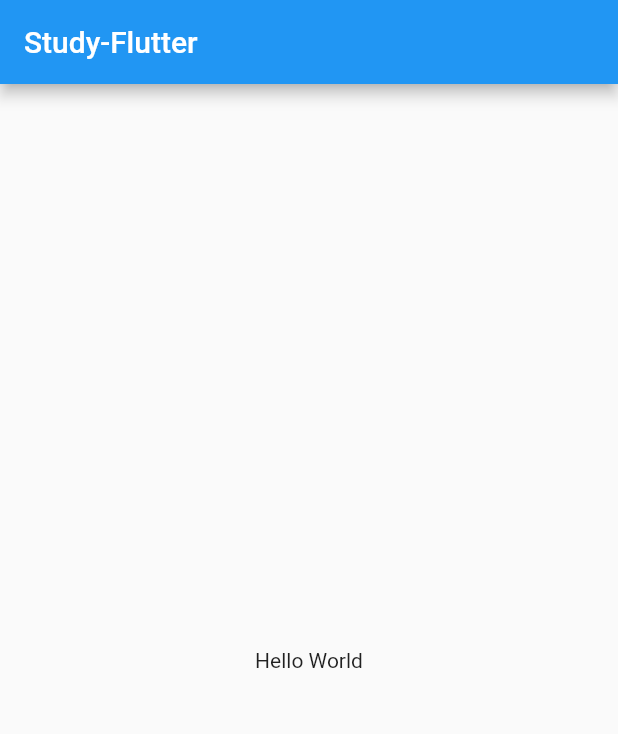
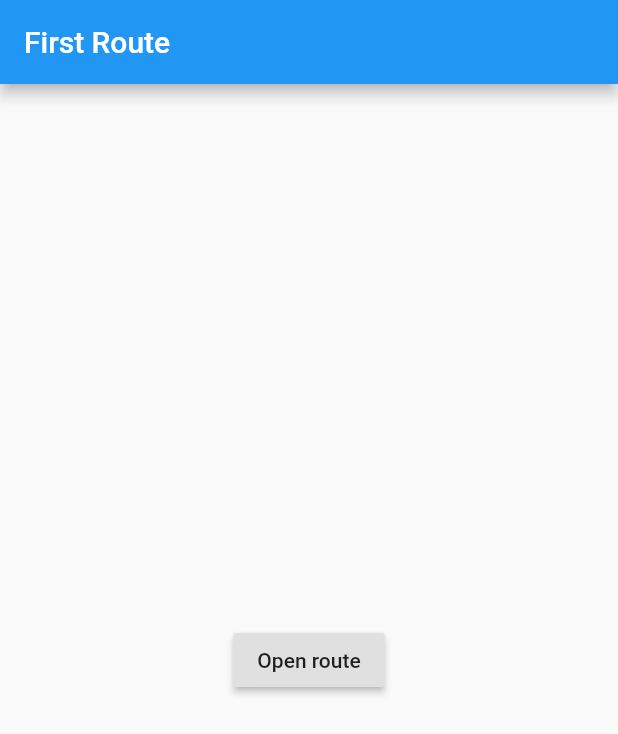
Before and after one commit to hwJames/Study-Flutter, a Flutter app: the screen it shows after launch, on a phone screen of 412 x 824 dp. Shown: the top 734 px of the screen. Run offline on Flutter 3.47's test engine with Material 2 defaults, Android fonts, the phone set to English and light mode, and no system bars.

Commit message:
route 적용

```diff
--- a/lib/main.dart
+++ b/lib/main.dart
@@ -1,22 +1,49 @@
 import 'package:flutter/material.dart';
 
 void main() {
-  runApp(MyApp());
+  runApp(MaterialApp(
+    title: 'Navigation Basics',
+    home: FirstRoute(),
+  ));
 }
 
-class MyApp extends StatelessWidget {
+class FirstRoute extends StatelessWidget {
   @override
   Widget build(BuildContext context) {
-    return MaterialApp(
-      title: 'Study-Flutter',
-      home: Scaffold(
-        appBar: AppBar(
-          title: Text('Study-Flutter'),
-        ),
-        body: Center(
-          child: Text('Hello World'),
+    return Scaffold(
+      appBar: AppBar(
+        title: Text('First Route'),
+      ),
+      body: Center(
+        child: RaisedButton(
+          child: Text('Open route'),
+          onPressed: () {
+            Navigator.push(
+              context,
+              MaterialPageRoute(builder: (context) => SecondRoute()),
+            );
+          },
         ),
       ),
     );
   }
 }
+
+class SecondRoute extends StatelessWidget {
+  @override
+  Widget build(BuildContext context) {
+    return Scaffold(
+      appBar: AppBar(
+        title: Text("Second Route"),
+      ),
+      body: Center(
+        child: RaisedButton(
+          onPressed: () {
+            Navigator.pop(context);
+          },
+          child: Text('Go back!'),
+        ),
+      ),
+    );
+  }
+}
```
